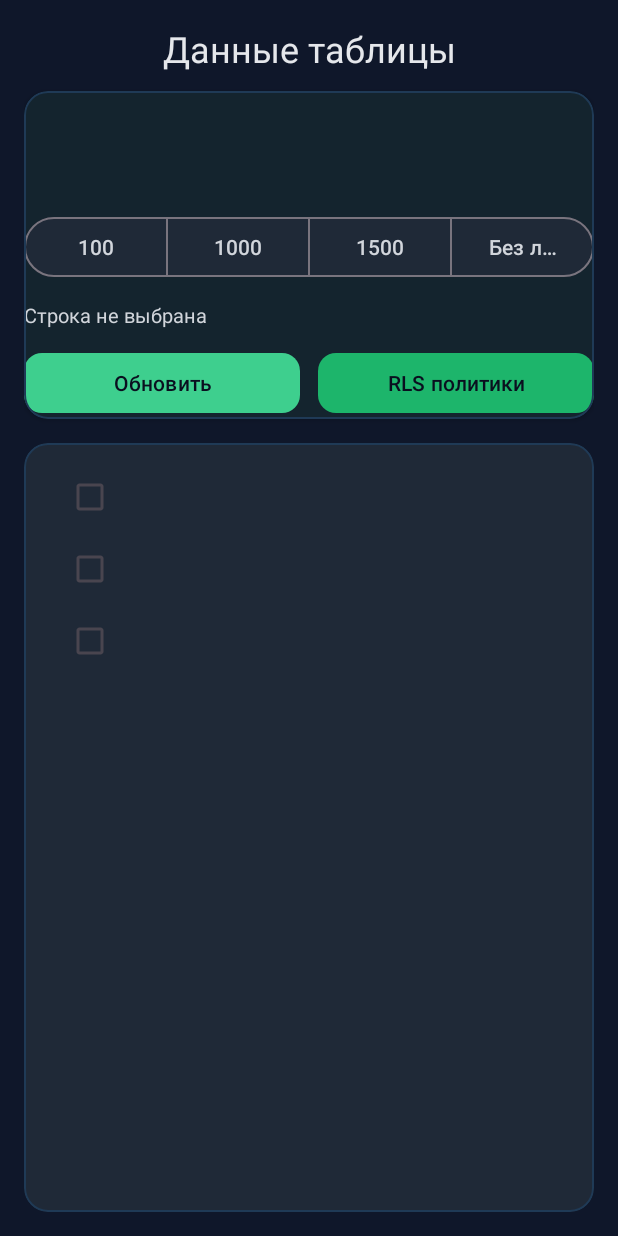
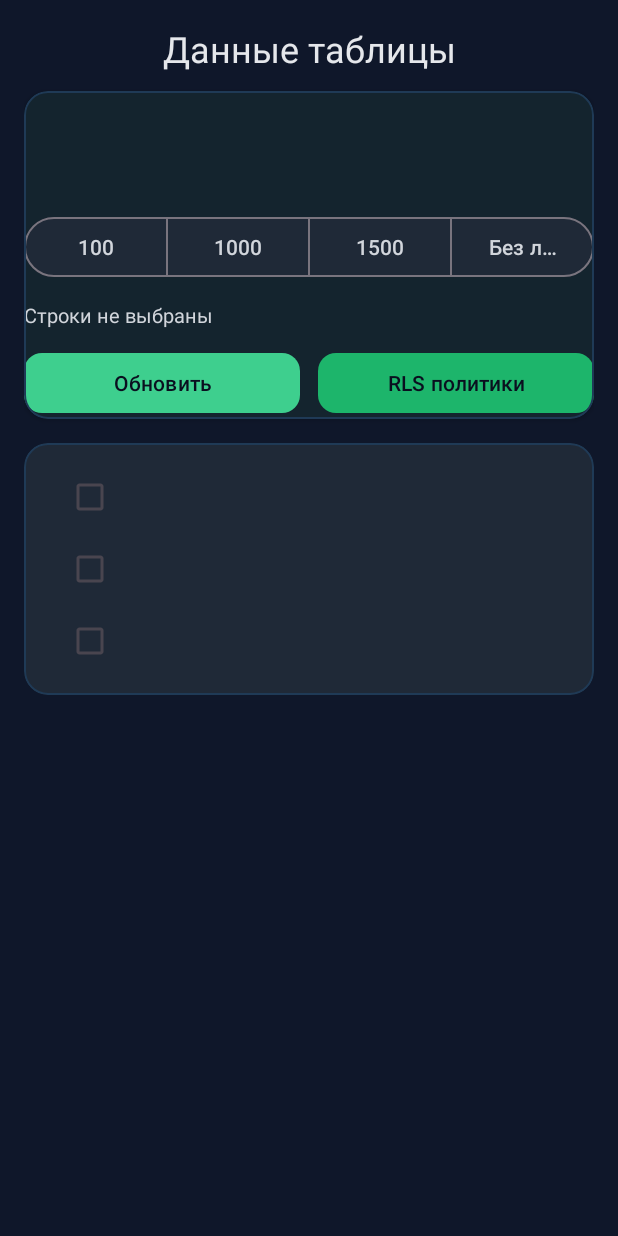
Before and after one commit to AmnesiaXxXxX/sqlViewer, an Android app: the layout activity_table_data.xml on its own in the app's theme, with its tools: preview values and no code run, on a phone screen of 412 x 824 dp. Run offline under Robolectric (Android 15) with nearby library versions, the phone set to English and light mode, and no system bars.

Commit message:
Make table data screen vertically scrollable

```diff
--- a/app/src/main/res/layout/activity_table_data.xml
+++ b/app/src/main/res/layout/activity_table_data.xml
@@ -1,5 +1,5 @@
 <?xml version="1.0" encoding="utf-8"?>
-<androidx.constraintlayout.widget.ConstraintLayout xmlns:android="http://schemas.android.com/apk/res/android"
+<androidx.core.widget.NestedScrollView xmlns:android="http://schemas.android.com/apk/res/android"
     xmlns:app="http://schemas.android.com/apk/res-auto"
     xmlns:tools="http://schemas.android.com/tools"
     android:id="@+id/tableDataRoot"
@@ -7,23 +7,26 @@
     android:layout_height="match_parent"
     android:background="@color/supabase_background"
     android:padding="16dp"
+    android:fillViewport="true"
     tools:context=".TableDataActivity">
+
+    <LinearLayout
+        android:layout_width="match_parent"
+        android:layout_height="wrap_content"
+        android:orientation="vertical">
 
         <TextView
             android:id="@+id/tableDataTitle"
-        android:layout_width="0dp"
+            android:layout_width="match_parent"
             android:layout_height="wrap_content"
             android:gravity="center"
             android:text="Данные таблицы"
             android:textAppearance="@style/TextAppearance.Material3.HeadlineSmall"
-        android:textColor="@color/supabase_on_background"
-        app:layout_constraintEnd_toEndOf="parent"
-        app:layout_constraintStart_toStartOf="parent"
-        app:layout_constraintTop_toTopOf="parent" />
+            android:textColor="@color/supabase_on_background" />
 
         <com.google.android.material.card.MaterialCardView
             android:id="@+id/tableDataHeaderCard"
-        android:layout_width="0dp"
+            android:layout_width="match_parent"
             android:layout_height="wrap_content"
             android:layout_marginTop="12dp"
             android:padding="16dp"
@@ -31,10 +34,7 @@
             app:cardCornerRadius="16dp"
             app:cardElevation="2dp"
             app:strokeColor="@color/supabase_border"
-        app:strokeWidth="1dp"
-        app:layout_constraintTop_toBottomOf="@id/tableDataTitle"
-        app:layout_constraintStart_toStartOf="parent"
-        app:layout_constraintEnd_toEndOf="parent">
+            app:strokeWidth="1dp">
 
             <LinearLayout
                 android:layout_width="match_parent"
@@ -123,7 +123,7 @@
                     android:layout_width="wrap_content"
                     android:layout_height="wrap_content"
                     android:layout_marginTop="12dp"
-                android:text="Строка не выбрана"
+                    android:text="Строки не выбраны"
                     android:textColor="@color/supabase_on_surface"
                     android:textSize="13sp" />
 
@@ -226,25 +226,24 @@
 
         <com.google.android.material.card.MaterialCardView
             android:id="@+id/tableDataCard"
-        android:layout_width="0dp"
-        android:layout_height="0dp"
+            android:layout_width="match_parent"
+            android:layout_height="wrap_content"
             android:layout_marginTop="16dp"
             app:cardBackgroundColor="@color/supabase_surface_high"
             app:cardCornerRadius="16dp"
             app:cardElevation="0dp"
             app:strokeColor="@color/supabase_border"
-        app:strokeWidth="1dp"
-        app:layout_constraintTop_toBottomOf="@id/tableDataHeaderCard"
-        app:layout_constraintBottom_toBottomOf="parent"
-        app:layout_constraintStart_toStartOf="parent"
-        app:layout_constraintEnd_toEndOf="parent">
+            app:strokeWidth="1dp">
 
             <androidx.recyclerview.widget.RecyclerView
                 android:id="@+id/dataRecycler"
                 android:layout_width="match_parent"
-            android:layout_height="match_parent"
+                android:layout_height="wrap_content"
+                android:nestedScrollingEnabled="false"
                 android:padding="12dp"
                 tools:listitem="@layout/item_table_row" />
         </com.google.android.material.card.MaterialCardView>
 
-</androidx.constraintlayout.widget.ConstraintLayout>
+    </LinearLayout>
+
+</androidx.core.widget.NestedScrollView>
```
Lines whose indentation alone changed are shown as unchanged.
